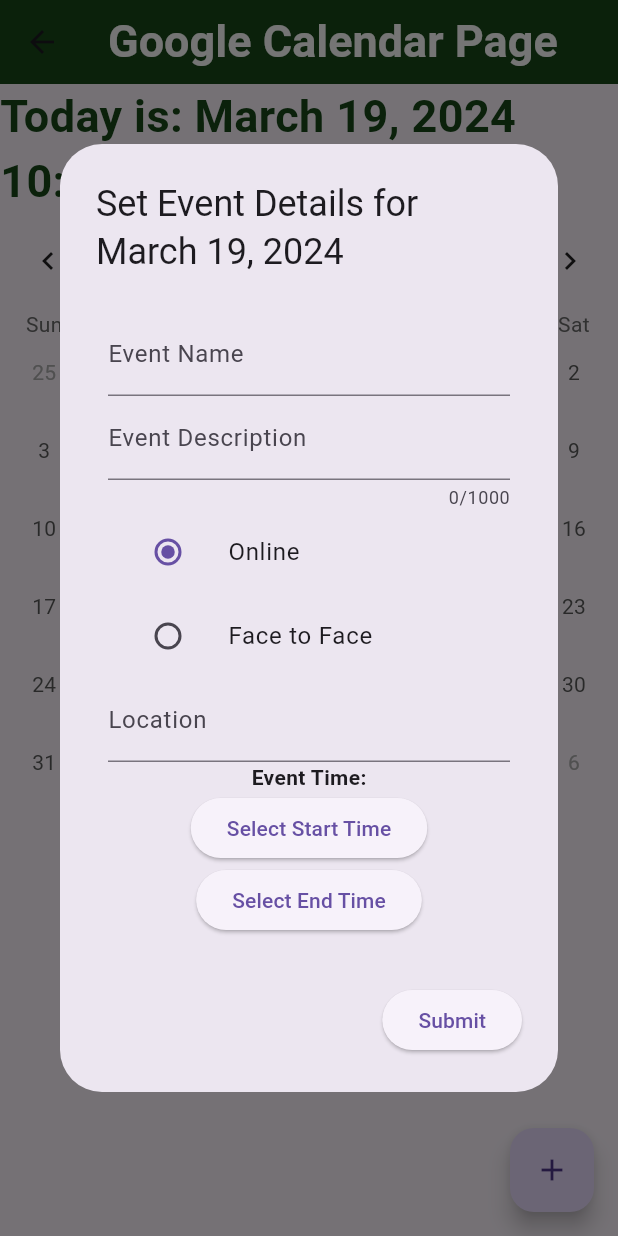
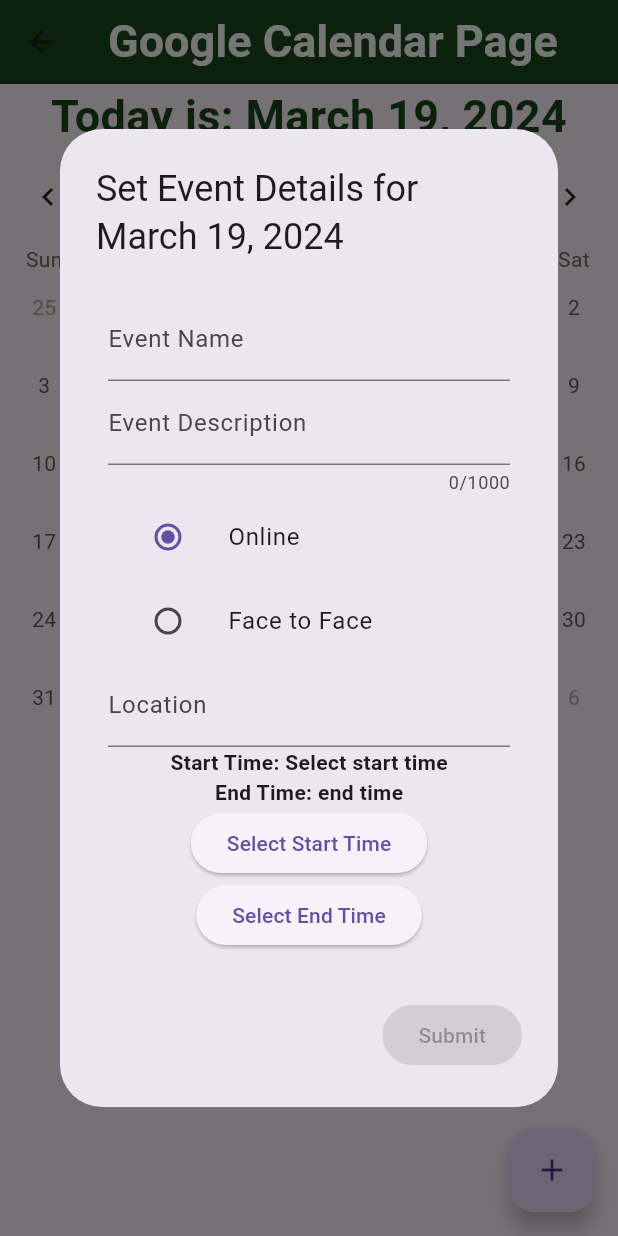
Before and after one commit to mroxas29/gsts, a Flutter app: the Calendar screen opened directly, after a tap on the "add" icon, on a phone screen of 412 x 824 dp. Run offline on Flutter 3.47's test engine with Material 3 defaults, Android fonts, the phone set to English and light mode, and no system bars; drawn by our look-alikes of table_calendar; our stand-ins replace cloud_firestore, file_picker, firebase_auth, firebase_core, flutter_typeahead, google_sign_in and 2 more; missing offline and left inert: dart:html, googleapis, open_document, side_navigation; accounts and stored records are empty; Roboto replaces fonts that are missing (Outfit).

Commit message:
calendar value state

```diff
--- a/lib/ui/calendar.dart
+++ b/lib/ui/calendar.dart
@@ -17,7 +17,6 @@
   //Calendar({required this.selectedDate});
   @override
   _CalendarState createState() => _CalendarState();
-
 }
 
 // Event Type Choices
@@ -31,7 +30,7 @@
   TimeOfDay? pickedStartTime;
   TimeOfDay? pickedEndTime;
   String currentDate =
-      "Today is: ${DateFormat('MMMM').format(today)} ${today.day}, ${today.year} ${today.hour}:${today.minute}";
+      "Today is: ${DateFormat('MMMM').format(today)} ${today.day}, ${today.year}";
 
   EventTypeRadio? _eventtype = EventTypeRadio.online;
 
@@ -43,27 +42,22 @@
   Widget build(BuildContext context) {
     return Scaffold(
       appBar: AppBar(
-
         // PAGE HEADER
-        title:
-          Text(
+        title: Text(
           'Google Calendar Page',
           style: TextStyle(
               fontFamily: 'Outfit',
               fontSize: 30,
               fontWeight: FontWeight.bold,
-              color: Color.fromARGB(255, 255, 255, 255)
-            ),
+              color: Color.fromARGB(255, 255, 255, 255)),
         ),
 
         backgroundColor: Color(0xFF174719),
       ),
 
-
       body: Center(
         child: Column(
           children: [
-
             // PAGE LANDING TITLE
             Text(
               currentDate,
@@ -71,8 +65,7 @@
                   fontFamily: 'Outfit',
                   fontSize: 30,
                   fontWeight: FontWeight.bold,
-                color: Color(0xFF174719)
-              ),
+                  color: Color(0xFF174719)),
             ),
 
             // CALENDAR
@@ -102,21 +95,22 @@
         onPressed: () {
           showDialog(
             context: context,
-            builder: (context)
-            {
+            builder: (context) {
+              return StatefulBuilder(
+                builder: (BuildContext context, StateSetter setState) {
                   return AlertDialog(
                     scrollable: true,
-
-                title: Text ("Set Event Details for ${DateFormat('MMMM').format(today)} ${today.day}, ${today.year}"),
+                    title: Text(
+                      "Set Event Details for ${DateFormat('MMMM').format(today)} ${today.day}, ${today.year}",
+                    ),
                     content: Container(
                       padding: EdgeInsets.all(8),
-
                       child: Column(
                         children: [
-
                           // EVENT NAME
                           TextFormField(
-                        decoration: InputDecoration(labelText: 'Event Name'),
+                            decoration:
+                                InputDecoration(labelText: 'Event Name'),
                             validator: (value) {
                               if (value == null || value.isEmpty) {
                                 return 'Please enter the Event Name';
@@ -127,7 +121,8 @@
 
                           // EVENT DESCRIPTION
                           TextFormField(
-                        decoration: InputDecoration(labelText: 'Event Description'),
+                            decoration:
+                                InputDecoration(labelText: 'Event Description'),
                             validator: (value) {
                               if (value == null || value.isEmpty) {
                                 return 'Please enter the Event Description';
@@ -167,7 +162,6 @@
                             ),
                           ),
 
-
                           // LOCATION PICKER
                           TextFormField(
                             decoration: InputDecoration(labelText: 'Location'),
@@ -180,28 +174,49 @@
                           ),
 
                           // TIME PICKER
+
                           Text(
-                        'Event Time:',
+                            (pickedStartTime == null)
+                                ? 'Start Time: Select start time'
+                                : 'Start Time: ${pickedStartTime!.hour}:${pickedStartTime!.minute}',
                             style: TextStyle(fontWeight: FontWeight.bold),
                           ),
 
+                          Text(
+                            (pickedEndTime == null)
+                                ? 'End Time: end time'
+                                : (pickedStartTime!.hour >
+                                            pickedEndTime!.hour ||
+                                        (pickedStartTime!.hour ==
+                                                pickedEndTime!.hour &&
+                                            pickedStartTime!.minute >=
+                                                pickedEndTime!.minute))
+                                    ? 'End Time: Start time must be earlier than end time  ${pickedStartTime!.hour}:${pickedStartTime!.minute} - ${pickedEndTime!.hour}:${pickedEndTime!.minute}'
+                                    : 'End Time: ${pickedEndTime!.hour}:${pickedEndTime!.minute}',
+                            style: (pickedEndTime == null)
+                                ? TextStyle(fontWeight: FontWeight.bold)
+                                : (pickedStartTime!.hour >
+                                            pickedEndTime!.hour ||
+                                        (pickedStartTime!.hour ==
+                                                pickedEndTime!.hour &&
+                                            pickedStartTime!.minute >=
+                                                pickedEndTime!.minute))
+                                    ? TextStyle(
+                                        color: Colors.red,
+                                        fontWeight: FontWeight.bold)
+                                    : TextStyle(fontWeight: FontWeight.bold),
+                          ),
                           ElevatedButton(
                             onPressed: () async {
                               // Show time picker
                               TimeOfDay? pickedTime = await showTimePicker(
                                 context: context,
-                            initialTime: TimeOfDay.fromDateTime(selectedTime),
+                                initialTime: pickedStartTime ?? TimeOfDay.now(),
                               );
 
                               if (pickedTime != null) {
                                 setState(() {
-                              selectedTime = DateTime(
-                                //widget.selectedDate.year,
-                                //widget.selectedDate.month,
-                                //widget.selectedDate.day,
-                                pickedTime.hour,
-                                pickedTime.minute,
-                              );
+                                  pickedStartTime = pickedTime;
                                 });
                               }
                             },
@@ -213,47 +228,44 @@
                               // Show time picker
                               TimeOfDay? pickedTime = await showTimePicker(
                                 context: context,
-                            initialTime: TimeOfDay.fromDateTime(selectedTime),
+                                initialTime: pickedEndTime ?? TimeOfDay.now(),
                               );
 
                               if (pickedTime != null) {
                                 setState(() {
-                              selectedTime = DateTime(
-                                //widget.selectedDate.year,
-                                //widget.selectedDate.month,
-                                //widget.selectedDate.day,
-                                pickedTime.hour,
-                                pickedTime.minute,
-                              );
+                                  pickedEndTime = pickedTime;
                                 });
                               }
                             },
                             child: Text('Select End Time'),
                           ),
-
-
                         ],
                       ),
                     ),
                     actions: [
                       ElevatedButton(
-                    onPressed: () {},
+                        onPressed: (pickedStartTime == null ||
+                                pickedEndTime == null ||
+                                (pickedStartTime!.hour > pickedEndTime!.hour ||
+                                    (pickedStartTime!.hour ==
+                                            pickedEndTime!.hour &&
+                                        pickedStartTime!.minute >=
+                                            pickedEndTime!.minute)))
+                            ? null
+                            : () {
+                                // Handle submission
+                              },
                         child: Text("Submit"),
                       )
                     ],
                   );
-            }
+                },
+              );
+            },
           );
         },
         child: Icon(Icons.add),
       ),
-      // OLD CODE @ 48
-      //    Navigator.push(
-      //      context,
-      //      MaterialPageRoute(
-      //        builder: (context) => EventDetailsScreen(selectedDate: today),
-      //      ),
-      //    );
     );
   }
 }
```
Lines whose indentation alone changed are shown as unchanged.
